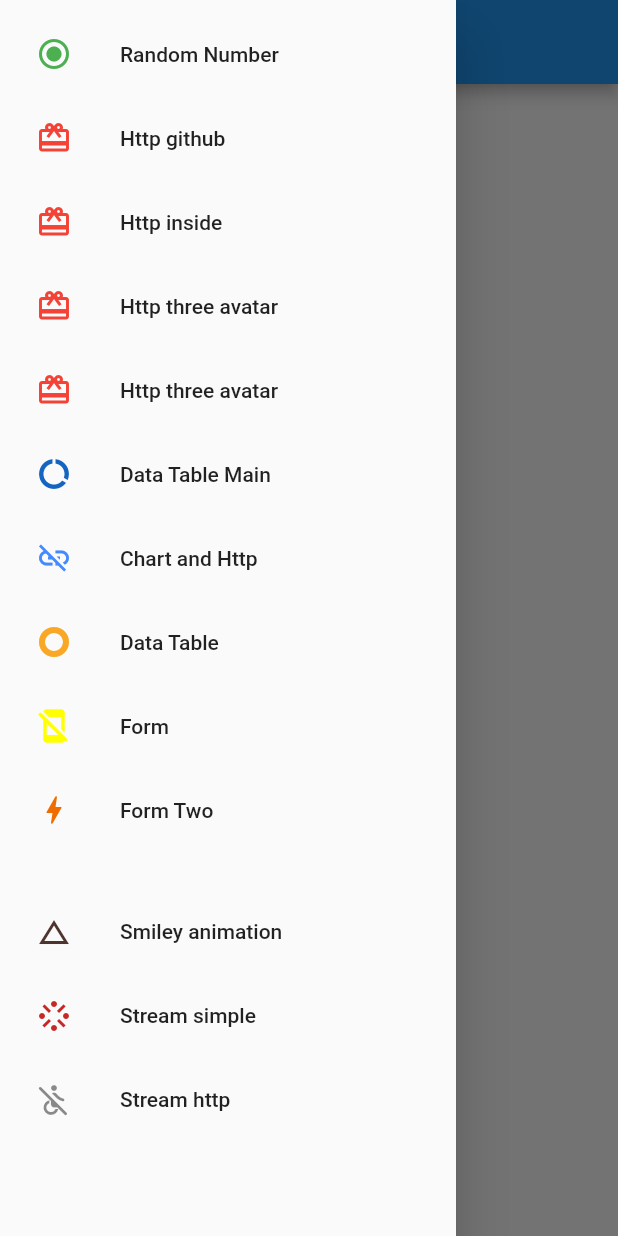
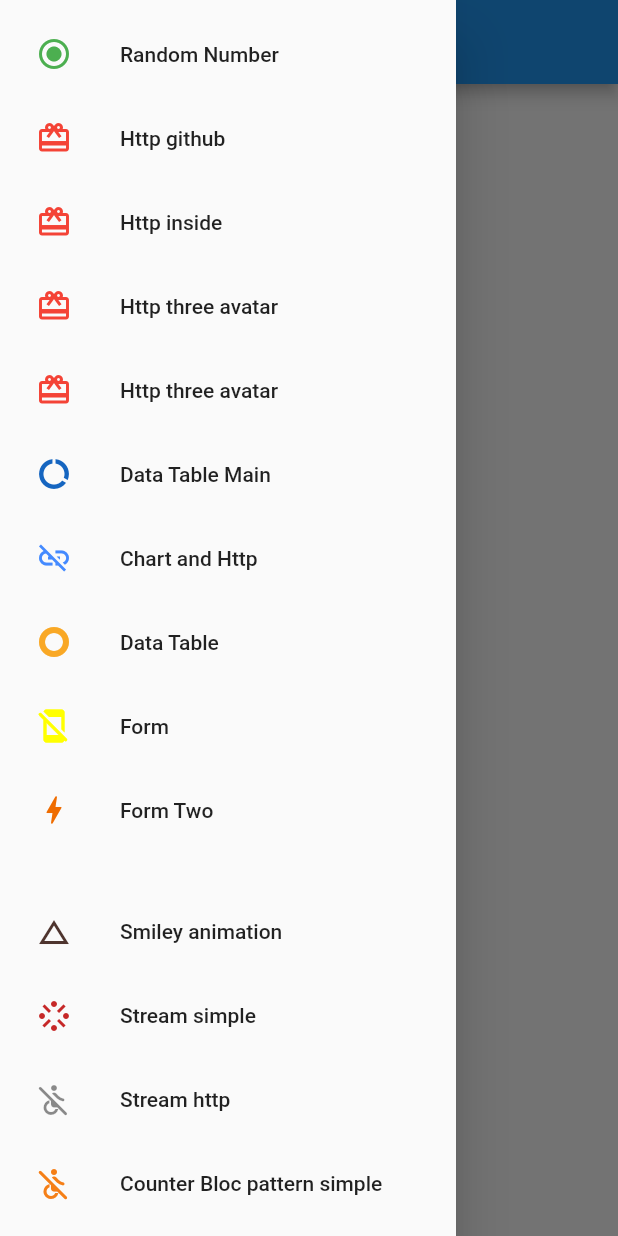
Before and after one commit to sabil62/Routine, a Flutter app: the screen it shows after launch, with the side drawer open, on a phone screen of 412 x 824 dp. Run offline on Flutter 3.47's test engine with Material 2 defaults, Android fonts, the phone set to English and light mode, and no system bars; our stand-ins replace charts_flutter, flare_flutter; missing offline and left inert: flare_dart.

Commit message:
bloc simple pattern

```diff
--- a/lib/main.dart
+++ b/lib/main.dart
@@ -1,4 +1,5 @@
 import 'package:flutter/material.dart';
+import 'package:timeTable/bloc/counter.dart';
 import 'dart:math';
 import './practice/random.dart';
 import './practice/http.dart';
@@ -194,6 +195,16 @@ class _MyHomePageState extends State<MyHomePage> {
                 onTap: () => Navigator.push(context,
                     MaterialPageRoute(builder: (context) => StreamHttp())),
               ),
+              ListTile(
+                title: Text('Counter Bloc pattern simple'),
+                leading: Icon(
+                  Icons.not_accessible_rounded,
+                  size: 24,
+                  color: Colors.yellow[900],
+                ),
+                onTap: () => Navigator.push(context,
+                    MaterialPageRoute(builder: (context) => CounterAppBloc())),
+              ),
             ],
           ),
         ),
```
Also changed, not shown: lib/bloc/counter.dart (added, +54 -0 lines), lib/bloc/counter_bloc.dart (added, +8 -0 lines).
